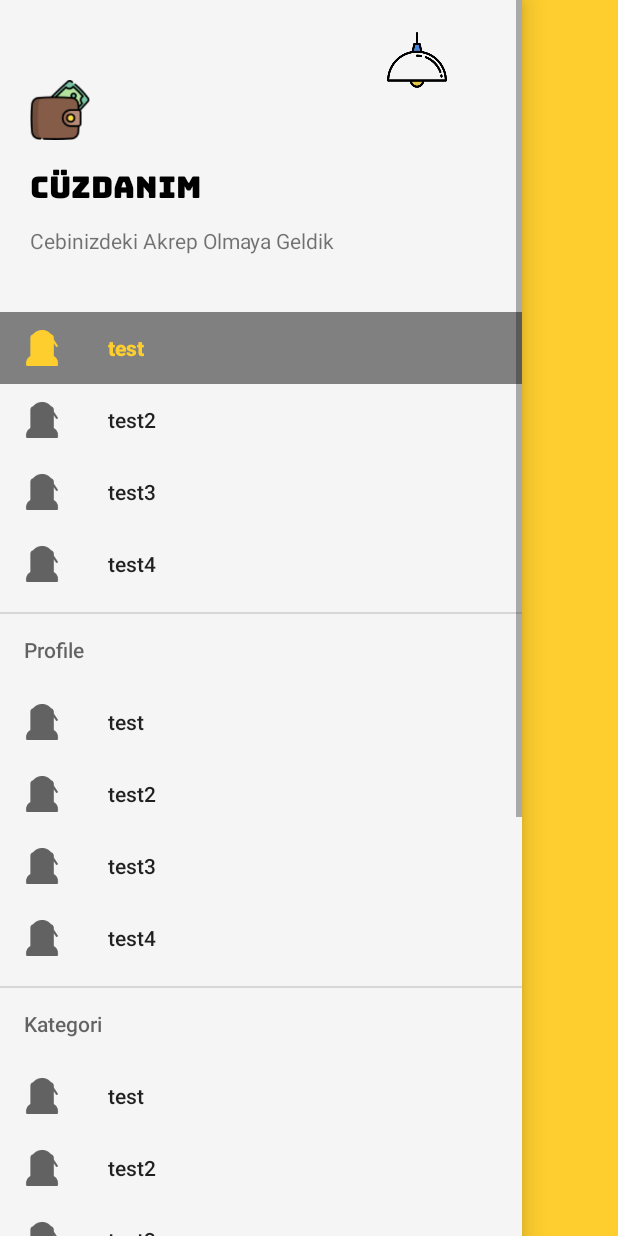
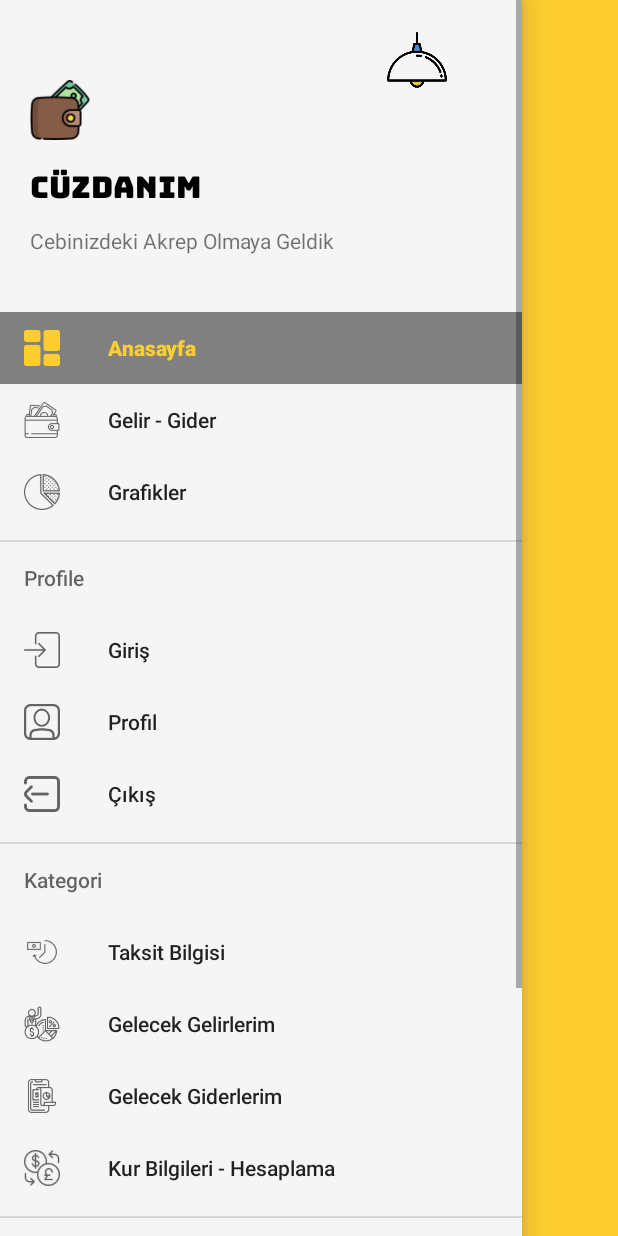
Before and after one commit to Burak-Arslan/HesabimCuzdanim, an Android app: the screen it shows after launch (MainActivity), with the side drawer open, on a phone screen of 412 x 824 dp. Run offline under Robolectric (Android 15) with nearby library versions, the phone set to English and light mode, and no system bars; Roboto replaces fonts that are not available here.

Commit message:
- drawer layout icon düzenlemeleri yapıldı

```diff
--- a/app/src/main/java/com/example/cuzdanimheabim/activtiy/MainActivity.java
+++ b/app/src/main/java/com/example/cuzdanimheabim/activtiy/MainActivity.java
@@ -74,7 +74,7 @@ public class MainActivity extends AppCompatActivity implements NavigationView.On
         try {
             navigationView.bringToFront();
             navigationView.setNavigationItemSelectedListener(this);
-            navigationView.setCheckedItem(R.id.test1);
+            navigationView.setCheckedItem(R.id.anasayfa);
 
         } catch (Exception ex) {
             Toast.makeText(this, ex.getMessage(), Toast.LENGTH_SHORT).show();
--- a/app/src/main/res/layout/menu_header.xml
+++ b/app/src/main/res/layout/menu_header.xml
@@ -40,4 +40,7 @@
         android:text="@string/menuHeaderAppName"
         android:textColor="#000"
         android:textSize="20sp"></TextView>
+
+
+
 </RelativeLayout>
--- a/app/src/main/res/menu/main_menu.xml
+++ b/app/src/main/res/menu/main_menu.xml
@@ -4,26 +4,20 @@
     <group android:checkableBehavior="single">
 
         <item
-            android:id="@+id/test1"
-            android:icon="@drawable/user64"
-            android:title="test" />
+            android:id="@+id/anasayfa"
+            android:icon="@drawable/dashboard"
+            android:title="Anasayfa" />
 
         <item
-            android:id="@+id/test2"
-            android:icon="@drawable/user64"
-            android:title="test2" />
+            android:id="@+id/gelirGider"
+            android:icon="@drawable/wallet"
+            android:title="Gelir - Gider" />
 
         <item
-            android:id="@+id/test3"
-            android:icon="@drawable/user64"
-            android:title="test3" />
-
-        <item
-            android:id="@+id/test4"
-            android:icon="@drawable/user64"
-            android:title="test4" />
-
-
+            android:id="@+id/grafikler"
+            android:icon="@drawable/chart"
+            android:title="Grafikler" />
+        kapattı
     </group>
 
     <item android:title="Profile">
@@ -31,25 +25,19 @@
             <group android:checkableBehavior="single">
 
                 <item
-                    android:id="@+id/single1"
-                    android:icon="@drawable/user64"
-                    android:title="test" />
+                    android:id="@+id/giris"
+                    android:icon="@drawable/login"
+                    android:title="Giriş" />
 
                 <item
-                    android:id="@+id/single2"
-                    android:icon="@drawable/user64"
-                    android:title="test2" />
+                    android:id="@+id/profil"
+                    android:icon="@drawable/profile"
+                    android:title="Profil" />
 
                 <item
-                    android:id="@+id/single3"
-                    android:icon="@drawable/user64"
-                    android:title="test3" />
-
-                <item
-                    android:id="@+id/single5"
-                    android:icon="@drawable/user64"
-                    android:title="test4" />
-
+                    android:id="@+id/cikis"
+                    android:icon="@drawable/logout"
+                    android:title="Çıkış" />
 
             </group>
         </menu>
@@ -60,29 +48,29 @@
             <group android:checkableBehavior="single">
 
                 <item
-                    android:id="@+id/Kategori1"
-                    android:icon="@drawable/user64"
-                    android:title="test" />
+                    android:id="@+id/taksit"
+                    android:icon="@drawable/taksit"
+                    android:title="Taksit Bilgisi" />
 
                 <item
-                    android:id="@+id/Kategori2"
-                    android:icon="@drawable/user64"
-                    android:title="test2" />
+                    android:id="@+id/gelecekOdemelerim"
+                    android:icon="@drawable/revenue"
+                    android:title="Gelecek Gelirlerim" />
 
                 <item
-                    android:id="@+id/Kategori3"
-                    android:icon="@drawable/user64"
-                    android:title="test3" />
+                    android:id="@+id/gelecekGiderlerim"
+                    android:icon="@drawable/analysis"
+                    android:title="Gelecek Giderlerim" />
 
                 <item
-                    android:id="@+id/Kategori4"
-                    android:icon="@drawable/user64"
-                    android:title="test4" />
-
+                    android:id="@+id/kurBilgileri"
+                    android:icon="@drawable/exchange"
+                    android:title="Kur Bilgileri - Hesaplama" />
 
             </group>
         </menu>
     </item>
+
 
     <item android:title="Paylaş">
         <menu>
@@ -90,27 +78,20 @@
 
                 <item
                     android:id="@+id/paylas1"
-                    android:icon="@drawable/user64"
-                    android:title="test" />
+                    android:icon="@drawable/whatsapp"
+                    android:title="WhatsApp" />
 
                 <item
                     android:id="@+id/paylas2"
-                    android:icon="@drawable/user64"
-                    android:title="test2" />
+                    android:icon="@drawable/twitter"
+                    android:title="Twitter" />
 
                 <item
                     android:id="@+id/paylas3"
-                    android:icon="@drawable/user64"
-                    android:title="test3" />
-
-                <item
-                    android:id="@+id/paylas4"
-                    android:icon="@drawable/user64"
-                    android:title="test4" />
-
+                    android:icon="@drawable/linkedin"
+                    android:title="LinkedIn" />
 
             </group>
         </menu>
     </item>
-
 </menu>
```
Also changed, not shown: app/src/main/res/drawable/analysis.png (added), app/src/main/res/drawable/chart.png (added), app/src/main/res/drawable/dashboard.png (added), app/src/main/res/drawable/exchange.png (added), app/src/main/res/drawable/linkedin.png (added), app/src/main/res/drawable/login.png (added), app/src/main/res/drawable/logout.png (added), app/src/main/res/drawable/profile.png (added), app/src/main/res/drawable/revenue.png (added), app/src/main/res/drawable/taksit.png (added), app/src/main/res/drawable/twitter.png (added), app/src/main/res/drawable/wallet.png (added), app/src/main/res/drawable/whatsapp.png (added).
